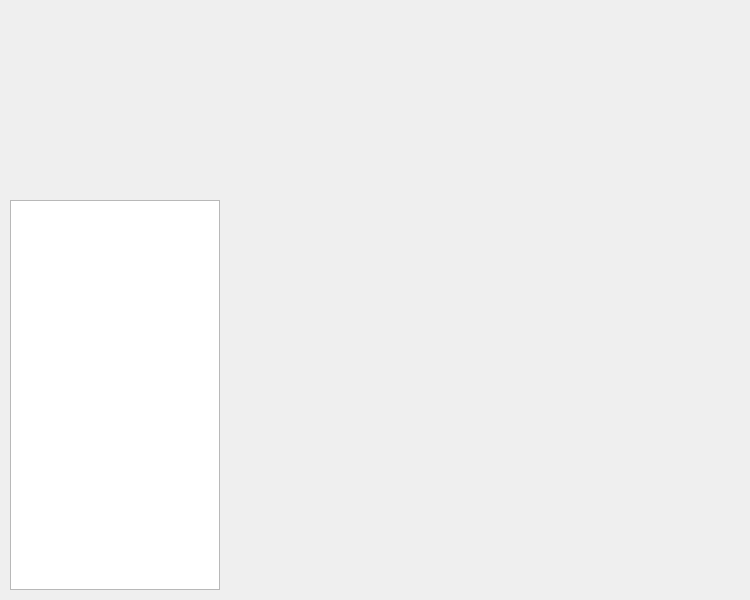
First picture: the form in widget.ui, repository Wasd96/TimeConsume, before the edit.
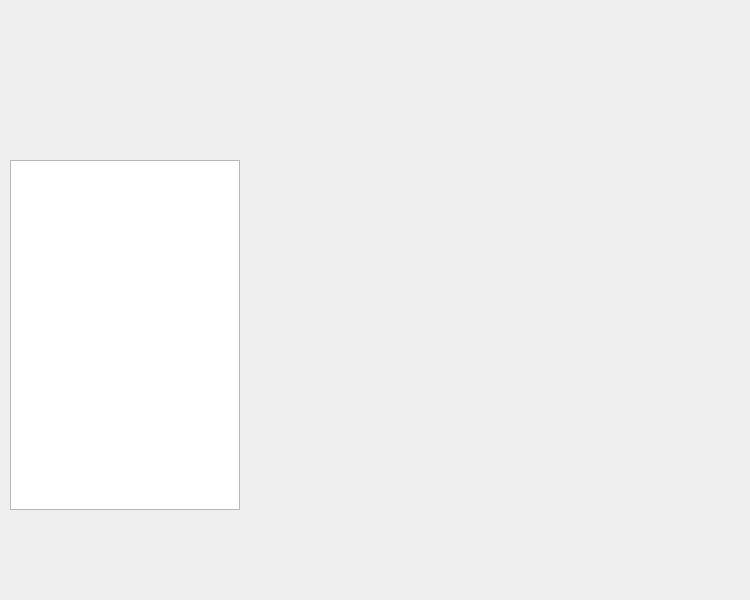
Second picture: the form after the edit.

The edit to the form file:
```diff
--- a/widget.ui
+++ b/widget.ui
@@ -10,16 +10,22 @@
     <height>600</height>
    </rect>
   </property>
+  <property name="minimumSize">
+   <size>
+    <width>500</width>
+    <height>400</height>
+   </size>
+  </property>
   <property name="windowTitle">
    <string>Widget</string>
   </property>
-  <widget class="QListView" name="listView">
+  <widget class="QListWidget" name="windows">
    <property name="geometry">
     <rect>
      <x>10</x>
-     <y>200</y>
-     <width>210</width>
-     <height>390</height>
+     <y>160</y>
+     <width>230</width>
+     <height>350</height>
     </rect>
    </property>
   </widget>
```
